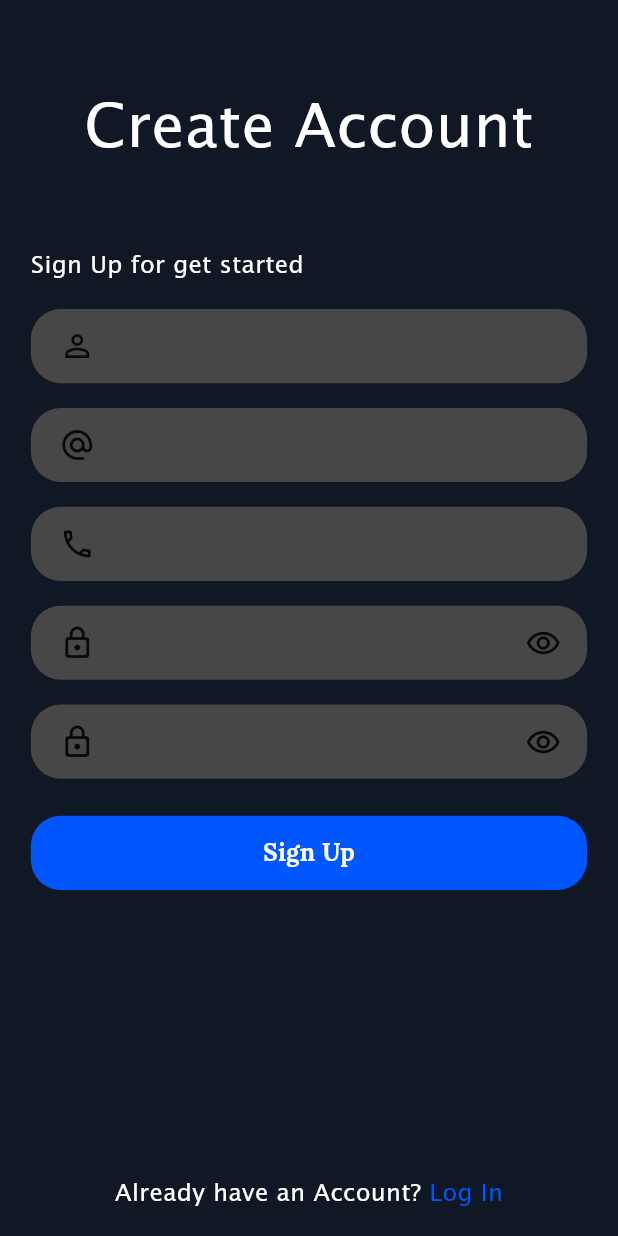
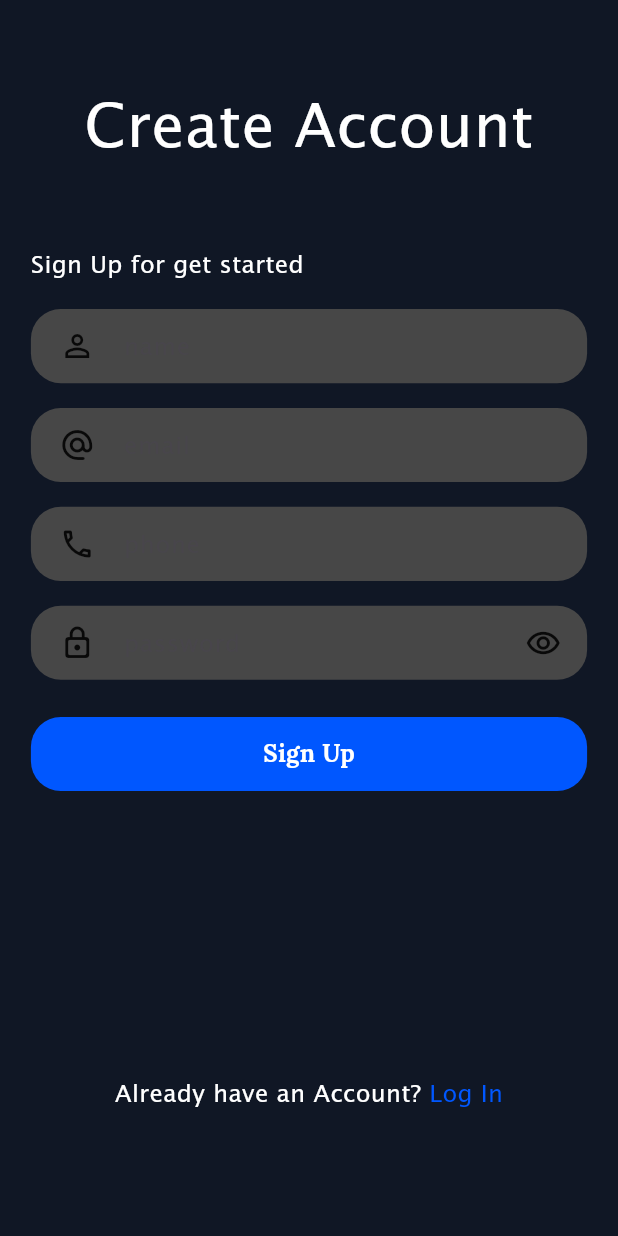
Before and after one commit to SurangaSW1997/topup, a Flutter app: the SignUp screen opened directly, on a phone screen of 412 x 824 dp. Run offline on Flutter 3.47's test engine with Material 3 defaults, Android fonts, the light colour scheme and no system bars; our stand-ins replace firebase_auth, firebase_core, floating_bottom_navigation_bar, google_sign_in; accounts and stored records are empty.

Commit message:
remove confirm password field

```diff
--- a/lib/signuppage.dart
+++ b/lib/signuppage.dart
@@ -244,60 +244,6 @@ class _SignUpState extends State<SignUp> {
                       ),
                     ),
                     SizedBox(
-                      height: height * .02,
-                    ),
-                    Container(
-                      decoration: BoxDecoration(
-                          color: const Color.fromRGBO(71, 71, 71, 1),
-                          borderRadius: BorderRadius.circular(20)),
-                      width: width * .9,
-                      height: height * .06,
-                      child: Row(
-                        children: [
-                          Container(
-                            alignment: Alignment.center,
-                            width: width * .15,
-                            child: const Icon(Icons.lock_outline_rounded),
-                          ),
-                          Container(
-                            alignment: Alignment.centerLeft,
-                            width: width * .65,
-                            child: Opacity(
-                              opacity: .5,
-                              child: Padding(
-                                padding: EdgeInsets.only(right: width * .03),
-                                child: TextField(
-                                  obscureText: _obsecureText,
-                                  controller: _passwordTextController,
-                                  keyboardType: TextInputType.visiblePassword,
-                                  decoration: const InputDecoration(
-                                      border: InputBorder.none,
-                                      hintText: "confirm password"),
-                                  style: const TextStyle(
-                                    fontFamily: 'Lucida Sans',
-                                    fontSize: 16,
-                                    color: Colors.white,
-                                  ),
-                                ),
-                              ),
-                            ),
-                          ),
-                          Container(
-                            alignment: Alignment.centerLeft,
-                            width: width * .1,
-                            child: InkWell(
-                                onTap: () {
-                                  setState(() {
-                                    _obsecureText = !_obsecureText;
-                                  });
-                                },
-                                child:
-                                    const Icon(Icons.remove_red_eye_outlined)),
-                          ),
-                        ],
-                      ),
-                    ),
-                    SizedBox(
                       height: height * .03,
                     ),
                     GestureDetector(
```
